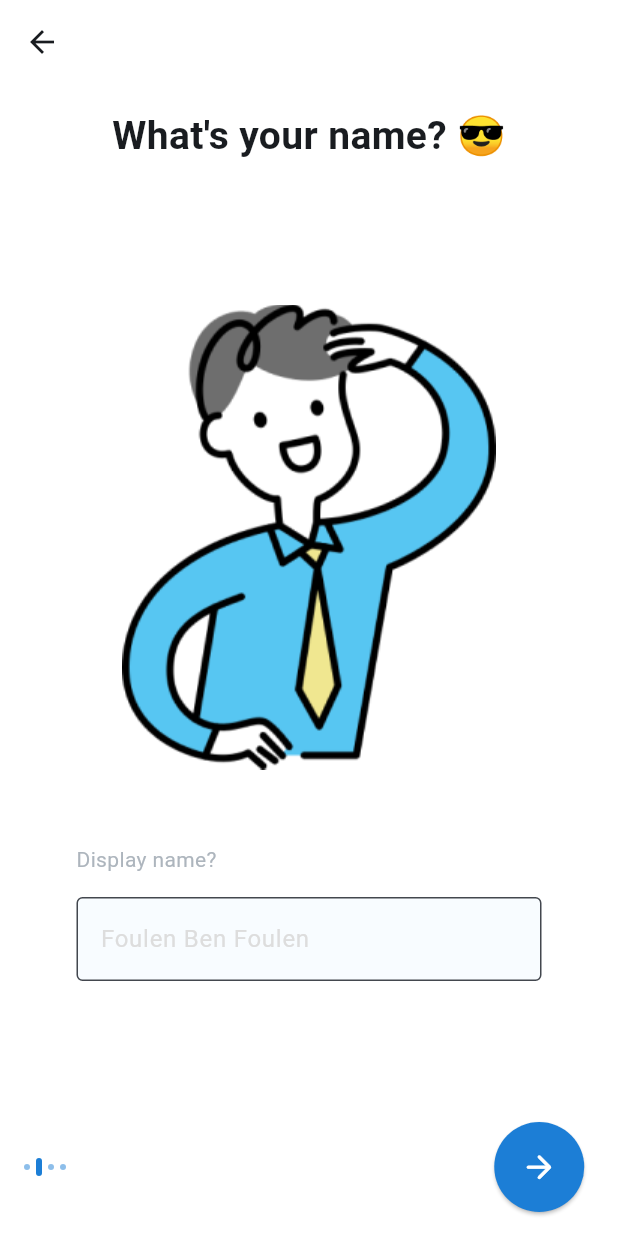
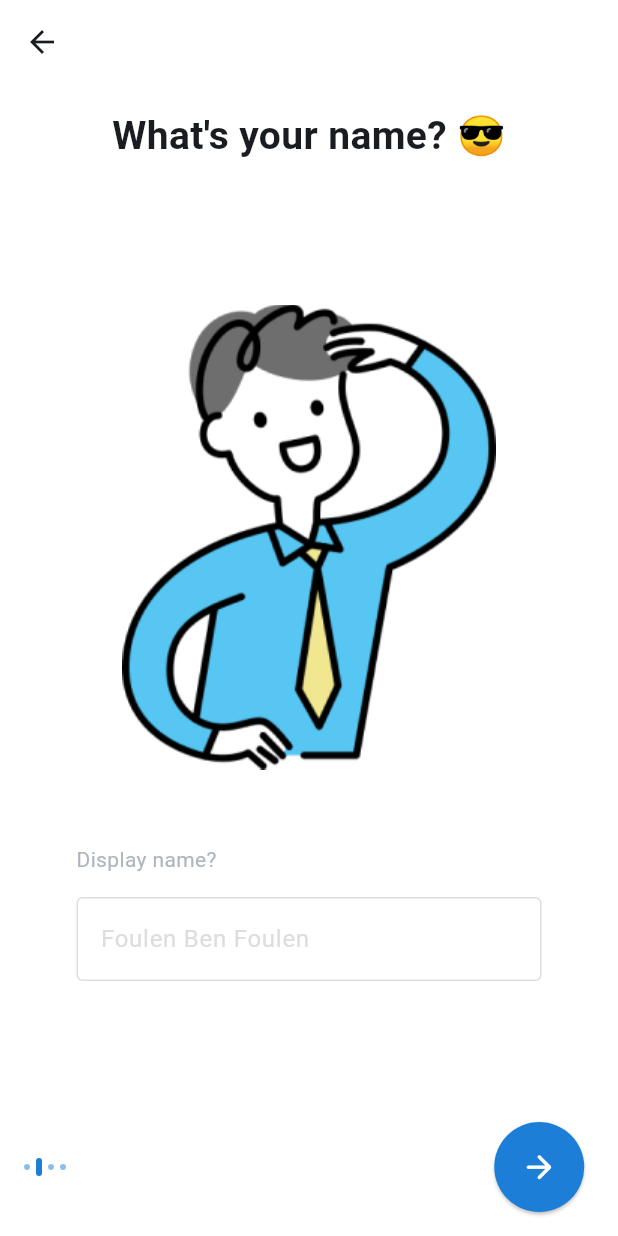
Before and after one commit to Tamrawii/najahni, a Flutter app: the screen it shows after launch, after a tap on "متابعة", after a tap on the "arrow forward" icon, on a phone screen of 412 x 824 dp. Run offline on Flutter 3.47's test engine with Material 3 defaults, Android fonts, the phone set to English and light mode, and no system bars; our stand-ins replace go_router, google_fonts, hexcolor; missing offline and left inert: arabic_font, circular_seek_bar; Roboto replaces fonts that are missing (Rubik); statements that could not run were skipped.

Commit message:
Finished the edit screen and started the todo screen

```diff
--- a/lib/app.dart
+++ b/lib/app.dart
@@ -2,14 +2,32 @@ import 'package:flutter/material.dart';
 import 'package:go_router/go_router.dart';
 import 'package:hexcolor/hexcolor.dart';
 import 'package:najahni/presentation/screens/choose_lang/choose_lang.dart';
+import 'package:najahni/presentation/screens/edit%20progress/edit.dart';
 import 'package:najahni/presentation/screens/main_screen.dart';
 import 'package:najahni/presentation/screens/onboarding/onboarding.dart';
+import 'package:najahni/presentation/screens/todo/todo.dart';
 
-final _router = GoRouter(
-  routes: [
-    GoRoute(path: '/', builder: (context, state) => const ChooseLang(),),
-    GoRoute(path: '/onBoarding', builder: (context, state) => const OnBoarding(),),
-    GoRoute(path: '/main', builder: (context, state) => const MainScreen(),),
+final _router = GoRouter(routes: [
+  GoRoute(
+    path: '/',
+    builder: (context, state) => const ChooseLang(),
+  ),
+  GoRoute(
+    path: '/onBoarding',
+    builder: (context, state) => const OnBoarding(),
+  ),
+  GoRoute(
+    path: '/main',
+    builder: (context, state) => const MainScreen(),
+  ),
+  GoRoute(
+    path: '/todo',
+    builder: (context, state) => const ToDo(),
+  ),
+  GoRoute(
+    path: '/edit',
+    builder: (context, state) => EditPage(),
+  ),
 ]);
 
 class MyApp extends StatelessWidget {
@@ -18,7 +36,7 @@ class MyApp extends StatelessWidget {
   // This widget is the root of your application.
   @override
   Widget build(BuildContext context) {
-    return  MaterialApp.router(
+    return MaterialApp.router(
       routerConfig: _router,
       theme: ThemeData(
         useMaterial3: true,
@@ -26,5 +44,4 @@ class MyApp extends StatelessWidget {
       ),
     );
   }
-
 }
--- a/lib/presentation/screens/choose_lang/choose_lang.dart
+++ b/lib/presentation/screens/choose_lang/choose_lang.dart
@@ -9,19 +9,21 @@ class ChooseLang extends StatelessWidget {
 
   @override
   Widget build(BuildContext context) {
-    return  Scaffold(
+    return Scaffold(
       backgroundColor: Colors.white,
       body: SafeArea(
         child: Container(
           alignment: Alignment.center,
           padding: const EdgeInsets.all(40),
-          child:  Column(
+          child: Column(
             crossAxisAlignment: CrossAxisAlignment.center,
             children: [
               const Spacer(),
               const Align(
                 alignment: Alignment.topRight,
-                child: Text("عسلامة 👋", style: ArabicTextStyle(
+                child: Text(
+                  "عسلامة 👋",
+                  style: ArabicTextStyle(
                     color: Colors.black,
                     fontSize: 30,
                     fontWeight: FontWeight.w800,
@@ -30,45 +32,58 @@ class ChooseLang extends StatelessWidget {
                   textDirection: TextDirection.rtl,
                 ),
               ),
-
-              const Text("إختار اللغة الي تناسبك", style: ArabicTextStyle(
+              const Text(
+                "إختار اللغة الي تناسبك",
+                style: ArabicTextStyle(
                   color: Colors.black,
-                fontSize: 30,
+                  fontSize: 28,
                   fontWeight: FontWeight.w800,
                   arabicFont: ArabicFont.cairo,
-              ),),
-
-              const SizedBox(height: 50,),
-
+                ),
+                textDirection: TextDirection.rtl,
+              ),
+              const SizedBox(
+                height: 50,
+              ),
               langButton(false, "اللهجة التونسية", "assets/images/tn_flag.png"),
-              const SizedBox(height: 30,),
+              const SizedBox(
+                height: 30,
+              ),
               langButton(false, "Français", "assets/images/fr_flag.png"),
-              const SizedBox(height: 30,),
+              const SizedBox(
+                height: 30,
+              ),
               langButton(false, "English", "assets/images/uk_flag.png"),
-
-              const SizedBox(height: 80,),
-
+              const SizedBox(
+                height: 80,
+              ),
               SizedBox(
                 height: 50,
                 width: 150,
                 child: ElevatedButton(
                   style: ButtonStyle(
-                    shadowColor: const WidgetStatePropertyAll(Colors.transparent),
-                    backgroundColor: WidgetStateProperty.all<Color>(AppColors.blue1),
-                    shape: WidgetStateProperty.all<RoundedRectangleBorder>(
+                      shadowColor:
+                          const MaterialStatePropertyAll(Colors.transparent),
+                      backgroundColor: const MaterialStatePropertyAll<Color>(
+                          AppColors.blue1),
+                      shape: MaterialStatePropertyAll<RoundedRectangleBorder>(
                           RoundedRectangleBorder(
                         borderRadius: BorderRadius.circular(15),
-                      )
-                    )
-                  ),
-                  onPressed: (){
+                      ))),
+                  onPressed: () {
                     context.go("/onBoarding");
-                  }, child: const Text("متابعة", style: ArabicTextStyle(
+                  },
+                  child: const Text(
+                    "متابعة",
+                    style: ArabicTextStyle(
                       color: Colors.white,
                       fontSize: 19.2,
                       fontWeight: FontWeight.w600,
                       arabicFont: ArabicFont.cairo,
-              ),),),),
+                    ),
+                  ),
+                ),
+              ),
               const Spacer(),
             ],
           ),
--- a/lib/presentation/screens/choose_lang/widgets/lang_button.dart
+++ b/lib/presentation/screens/choose_lang/widgets/lang_button.dart
@@ -5,29 +5,40 @@ langButton(isSelected, text, img) {
   return SizedBox(
     height: 70,
     width: double.infinity,
-    child: ElevatedButton(onPressed: (){},
-    style:  ButtonStyle(
-      shadowColor: const WidgetStatePropertyAll(Colors.transparent),
-      backgroundColor: WidgetStateProperty.all<Color>(Colors.white),
-      shape: WidgetStateProperty.all<RoundedRectangleBorder>(
+    child: ElevatedButton(
+      onPressed: () {},
+      style: ButtonStyle(
+          shadowColor: const MaterialStatePropertyAll(Colors.transparent),
+          backgroundColor: const MaterialStatePropertyAll<Color>(Colors.white),
+          shape: MaterialStatePropertyAll<RoundedRectangleBorder>(
               RoundedRectangleBorder(
                   borderRadius: BorderRadius.circular(15),
-          side: BorderSide(width: 2, color: isSelected? HexColor("1C7ED6") : HexColor("A5D8FF"))
-        )
-      )
-    ), child: Row(
+                  side: BorderSide(
+                      width: 2,
+                      color: isSelected
+                          ? HexColor("1C7ED6")
+                          : HexColor("A5D8FF"))))),
+      child: Row(
         mainAxisAlignment: MainAxisAlignment.spaceBetween,
         children: [
           Padding(
             padding: const EdgeInsets.only(left: 20),
-          child: Text(text, style: TextStyle(
-            color: isSelected? HexColor("1C7ED6") : HexColor("A5D8FF"),
+            child: Text(
+              text,
+              style: TextStyle(
+                color: isSelected ? HexColor("1C7ED6") : HexColor("A5D8FF"),
                 fontSize: 25,
                 fontWeight: FontWeight.w700,
                 fontFamily: "Spring",
-          ),),
               ),
-        Image.asset(img, opacity: isSelected? const AlwaysStoppedAnimation(1) : const AlwaysStoppedAnimation(.5),),
+            ),
+          ),
+          Image.asset(
+            img,
+            opacity: isSelected
+                ? const AlwaysStoppedAnimation(1)
+                : const AlwaysStoppedAnimation(.5),
+          ),
         ],
       ),
     ),
--- a/lib/presentation/screens/onboarding/ask_name.dart
+++ b/lib/presentation/screens/onboarding/ask_name.dart
@@ -13,43 +13,51 @@ class AskName extends StatelessWidget {
         const Row(
           mainAxisAlignment: MainAxisAlignment.center,
           children: [
-            Text("What's your name? 😎", style: TextStyle(
+            Text(
+              "What's your name? 😎",
+              style: TextStyle(
                 fontSize: 26,
                 fontFamily: "Rubik",
                 fontWeight: FontWeight.w600,
-            ),),
+              ),
+            ),
           ],
         ),
         const Spacer(),
         Image.asset("assets/images/img2.png"),
-        const SizedBox(height: 50,),
+        const SizedBox(
+          height: 50,
+        ),
         Padding(
           padding: const EdgeInsets.symmetric(horizontal: 35.0),
           child: Column(
             crossAxisAlignment: CrossAxisAlignment.start,
             children: [
-              Text("Display name?",
+              Text(
+                "Display name?",
                 textAlign: TextAlign.center,
                 style: TextStyle(
                   color: HexColor("ADB5BD"),
                 ),
               ),
-
-              const SizedBox(height: 15,),
-
+              const SizedBox(
+                height: 15,
+              ),
               TextFormField(
                 decoration: InputDecoration(
                     filled: true,
-                  fillColor: AppColors.blue3.withOpacity(0.3),
-                  border: OutlineInputBorder(
+                    fillColor: Colors.white,
+                    enabledBorder: OutlineInputBorder(
                       borderSide: BorderSide(color: HexColor("DDDDDD")),
+                    ),
+                    border: const OutlineInputBorder(
+                      borderSide: BorderSide(color: AppColors.blue1),
                     ),
                     hintText: "Foulen Ben Foulen",
                     hintStyle: TextStyle(
                       color: HexColor("DDDDDD"),
                       fontFamily: "Rubik",
-                  )
-                ),
+                    )),
               ),
             ],
           ),
@@ -57,6 +65,5 @@ class AskName extends StatelessWidget {
         const Spacer(),
       ],
     );
-
   }
 }
```
Also changed, not shown: lib/presentation/screens/edit progress/edit.dart (added, +94 -0 lines), lib/presentation/screens/edit progress/widgets/moyenne_field.dart (added, +67 -0 lines), lib/presentation/screens/home/home_screen.dart (+172 -89 lines), lib/presentation/screens/main_screen.dart (+29 -8 lines), lib/presentation/screens/onboarding/grade_goal.dart (+19 -12 lines), lib/presentation/screens/onboarding/school_lvl.dart (+14 -7 lines), lib/presentation/screens/todo/todo.dart (+45 -0 lines), pubspec.lock. Lines whose indentation alone changed are shown as unchanged.
